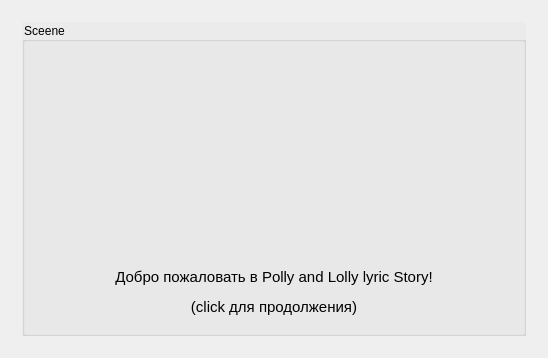
Old version of the form widget.ui in the repository Pchelovec/PollyAndLolly.
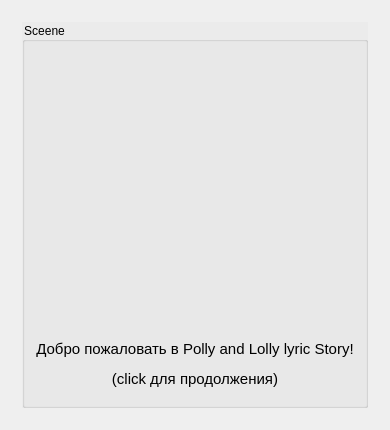
New version of the form. Custom widgets are drawn as their Qt base class.

What changed in the file:
```diff
--- a/widget.ui
+++ b/widget.ui
@@ -6,8 +6,8 @@
    <rect>
     <x>0</x>
     <y>0</y>
-    <width>548</width>
-    <height>358</height>
+    <width>366</width>
+    <height>430</height>
    </rect>
   </property>
   <property name="windowTitle">
```
